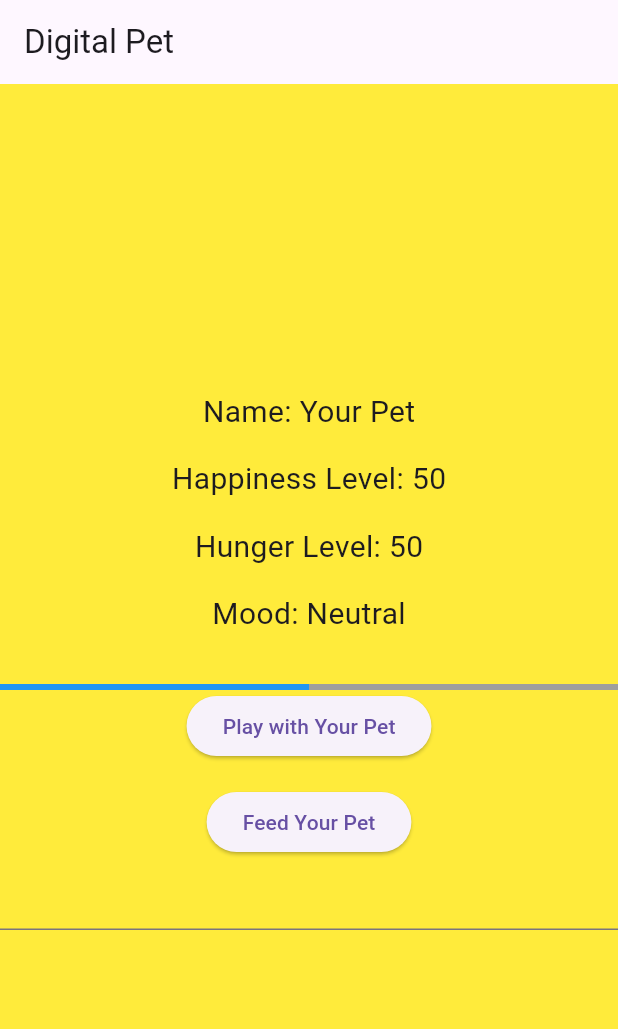
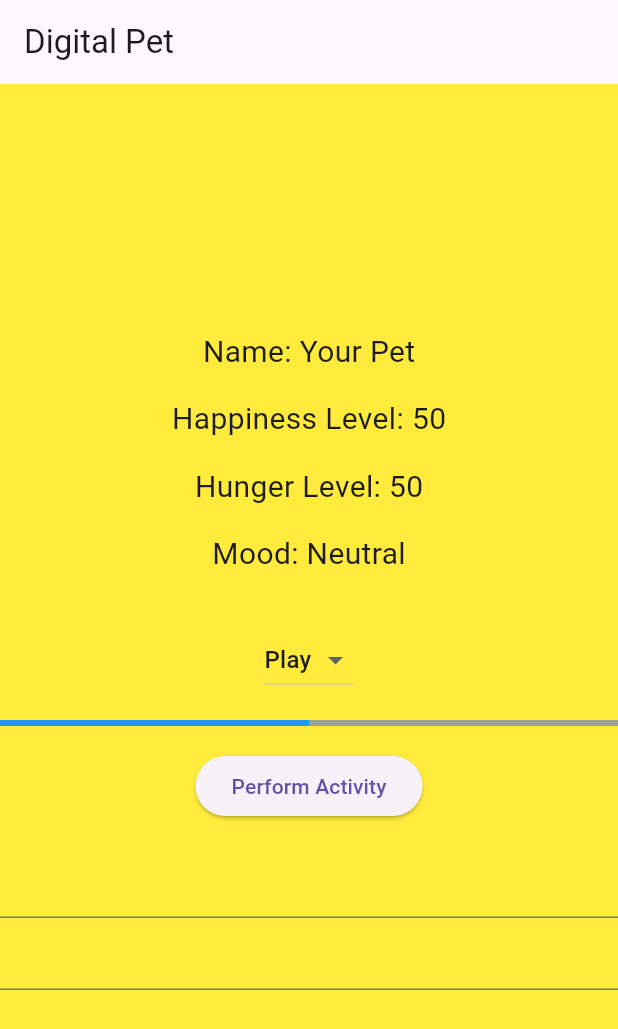
Before and after one commit to fheise1/In-Classwork5--MAD-, a Flutter app: the screen it shows after launch, on a phone screen of 412 x 824 dp. Shown: the top 1029 px of the screen. Run offline on Flutter 3.47's test engine with Material 3 defaults, Android fonts, the phone set to English and light mode, and no system bars.

Commit message:
added name

```diff
--- a/lib/main.dart
+++ b/lib/main.dart
@@ -1,4 +1,4 @@
-//Isaac Lara
+//Isaac Lara and Flynn Heise
 import 'dart:async';
 
 import 'package:flutter/material.dart';
@@ -19,6 +19,7 @@ class _DigitalPetAppState extends State<DigitalPetApp> {
   int happinessLevel = 50;
   int hungerLevel = 50;
   String moodLevel = "Neutral";
+  String selectedActivity = "Play";
   double energyLevel = 0.5;
 
 
@@ -26,7 +27,7 @@ class _DigitalPetAppState extends State<DigitalPetApp> {
   Timer? timer;
   Timer? winTimer;
   bool isWinning = false;
-  int winDuration = 160; // 3 minutes in seconds
+  int winDuration = 180; // 3 minutes in seconds
 
   @override
   void initState() {
@@ -48,7 +49,9 @@ class _DigitalPetAppState extends State<DigitalPetApp> {
       happinessLevel = (happinessLevel + 10).clamp(0, 100);
       _updateHunger();
       _updateMood();
+      _checkWinCondition();
       _updateEnergy();
+
     });
   }
 
@@ -61,6 +64,15 @@ class _DigitalPetAppState extends State<DigitalPetApp> {
       _checkWinCondition();
       _updateEnergy();
     });
+  }
+
+  // Function to perform the selected activity
+  void _performActivity() {
+    if (selectedActivity == "Play") {
+      _playWithPet();
+    } else if (selectedActivity == "Feed") {
+      _feedPet();
+    }
   }
 
   // Update happiness based on hunger level
@@ -104,7 +116,7 @@ class _DigitalPetAppState extends State<DigitalPetApp> {
     }
   }
 
-// function to display a dialog when the win condition is met
+  // Function to handle winning the game
   void _winGame() {
     if (isWinning) {
       showDialog(
@@ -139,7 +151,7 @@ class _DigitalPetAppState extends State<DigitalPetApp> {
   }
 
   void _onChanged(String value) {
-    setState(() => petName = '${value}');
+        setState(() => petName = '${value}');
   }
 
   void _updateEnergy() {
@@ -161,6 +173,7 @@ class _DigitalPetAppState extends State<DigitalPetApp> {
         title: Text('Digital Pet'),
       ),
       backgroundColor: happinessLevel < 30 ? Colors.red: happinessLevel < 70 ? Colors.yellow: Colors.green,
+
       body: Center(
         child: Column(
           mainAxisAlignment: MainAxisAlignment.center,
@@ -185,19 +198,36 @@ class _DigitalPetAppState extends State<DigitalPetApp> {
               style: TextStyle(fontSize: 20.0),
             ),
             SizedBox(height: 32.0),
+            DropdownButton<String>(
+              value: selectedActivity,
+              onChanged: (String? newValue) {
+                setState(() {
+                  selectedActivity = newValue!;
+                });
+              },
+              items: <String>['Play', 'Feed']
+                  .map<DropdownMenuItem<String>>((String value) {
+                return DropdownMenuItem<String>(
+                  value: value,
+                  child: Text(value),
+                );
+              }).toList(),
+            ),
+            SizedBox(height: 16.0),
             LinearProgressIndicator(
               backgroundColor: Colors.grey,
               valueColor: AlwaysStoppedAnimation<Color>(Colors.blue,),
               value: energyLevel,
             ),
+            SizedBox(height: 16.0),
             ElevatedButton(
-              onPressed: _playWithPet,
-              child: Text('Play with Your Pet'),
+              onPressed: _performActivity,
+              child: Text('Perform Activity'),
             ),
             SizedBox(height: 16.0),
-            ElevatedButton(
-              onPressed: _feedPet,
-              child: Text('Feed Your Pet'),
+            TextField(
+              keyboardType: TextInputType.text,
+              onChanged: _onChanged,
             ),
             TextField(
                 keyboardType: TextInputType.text,
```
